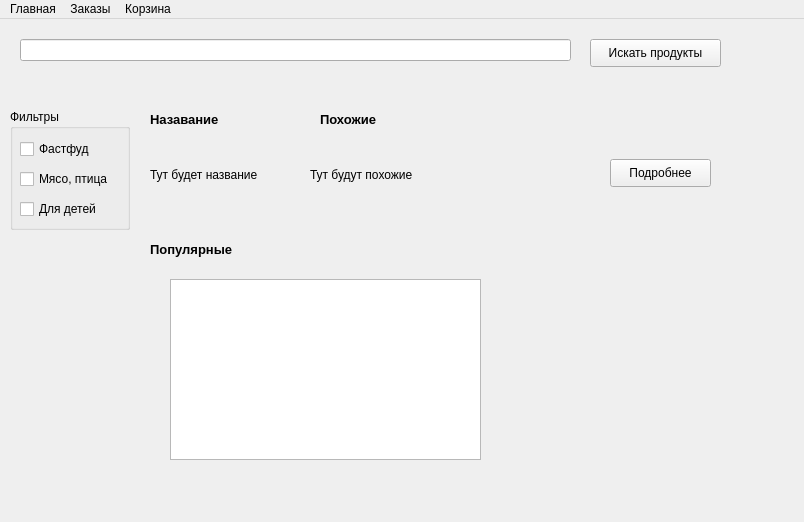
Before: the Qt Designer form main_window.ui in zarterdud/YandexQt5, drawn with Qt 5.
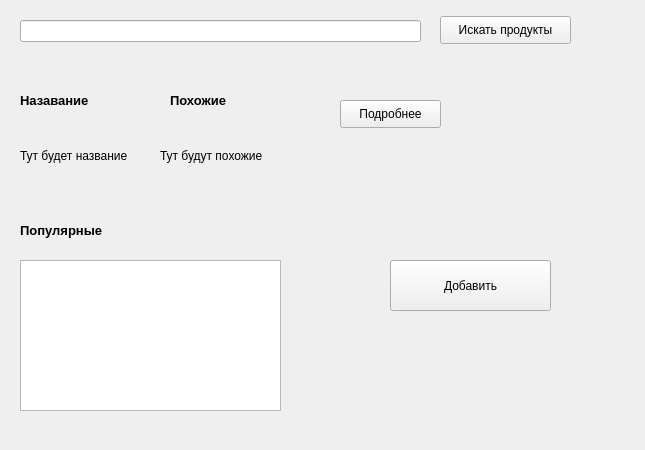
After: the same form once the commit is applied.

Patch:
```diff
--- a/main_window.ui
+++ b/main_window.ui
@@ -6,14 +6,14 @@
    <rect>
     <x>0</x>
     <y>0</y>
-    <width>804</width>
-    <height>522</height>
+    <width>645</width>
+    <height>450</height>
    </rect>
   </property>
   <property name="minimumSize">
    <size>
-    <width>804</width>
-    <height>522</height>
+    <width>500</width>
+    <height>450</height>
    </size>
   </property>
   <property name="windowTitle">
@@ -25,7 +25,7 @@
      <rect>
       <x>20</x>
       <y>20</y>
-      <width>551</width>
+      <width>401</width>
       <height>22</height>
      </rect>
     </property>
@@ -33,8 +33,8 @@
    <widget class="QPushButton" name="pushButtonSearch">
     <property name="geometry">
      <rect>
-      <x>590</x>
-      <y>20</y>
+      <x>440</x>
+      <y>16</y>
       <width>131</width>
       <height>28</height>
      </rect>
@@ -43,65 +43,10 @@
      <string>Искать продукты</string>
     </property>
    </widget>
-   <widget class="QGroupBox" name="groupBox">
-    <property name="enabled">
-     <bool>true</bool>
-    </property>
-    <property name="geometry">
-     <rect>
-      <x>10</x>
-      <y>90</y>
-      <width>120</width>
-      <height>121</height>
-     </rect>
-    </property>
-    <property name="title">
-     <string>Фильтры</string>
-    </property>
-    <widget class="QCheckBox" name="fastfood">
-     <property name="geometry">
-      <rect>
-       <x>10</x>
-       <y>30</y>
-       <width>81</width>
-       <height>20</height>
-      </rect>
-     </property>
-     <property name="text">
-      <string>Фастфуд</string>
-     </property>
-    </widget>
-    <widget class="QCheckBox" name="meat">
-     <property name="geometry">
-      <rect>
-       <x>10</x>
-       <y>60</y>
-       <width>101</width>
-       <height>20</height>
-      </rect>
-     </property>
-     <property name="text">
-      <string>Мясо, птица</string>
-     </property>
-    </widget>
-    <widget class="QCheckBox" name="forchildren">
-     <property name="geometry">
-      <rect>
-       <x>10</x>
-       <y>90</y>
-       <width>91</width>
-       <height>20</height>
-      </rect>
-     </property>
-     <property name="text">
-      <string>Для детей</string>
-     </property>
-    </widget>
-   </widget>
    <widget class="QLabel" name="labelname">
     <property name="geometry">
      <rect>
-      <x>150</x>
+      <x>20</x>
       <y>140</y>
       <width>131</width>
       <height>31</height>
@@ -114,7 +59,7 @@
    <widget class="QLabel" name="name">
     <property name="geometry">
      <rect>
-      <x>150</x>
+      <x>20</x>
       <y>90</y>
       <width>101</width>
       <height>21</height>
@@ -124,23 +69,10 @@
      <string>&lt;html&gt;&lt;head/&gt;&lt;body&gt;&lt;p&gt;&lt;span style=&quot; font-size:10pt; font-weight:600;&quot;&gt;Назавание&lt;/span&gt;&lt;/p&gt;&lt;/body&gt;&lt;/html&gt;</string>
     </property>
    </widget>
-   <widget class="QLabel" name="nameN">
-    <property name="geometry">
-     <rect>
-      <x>320</x>
-      <y>90</y>
-      <width>91</width>
-      <height>21</height>
-     </rect>
-    </property>
-    <property name="text">
-     <string>&lt;html&gt;&lt;head/&gt;&lt;body&gt;&lt;p&gt;&lt;span style=&quot; font-size:10pt; font-weight:600;&quot;&gt;Похожие&lt;/span&gt;&lt;/p&gt;&lt;/body&gt;&lt;/html&gt;</string>
-    </property>
-   </widget>
    <widget class="QLabel" name="labelnameN">
     <property name="geometry">
      <rect>
-      <x>310</x>
+      <x>160</x>
       <y>130</y>
       <width>151</width>
       <height>51</height>
@@ -169,7 +101,7 @@
    <widget class="QLabel" name="popular_lable">
     <property name="geometry">
      <rect>
-      <x>150</x>
+      <x>20</x>
       <y>220</y>
       <width>121</width>
       <height>21</height>
@@ -182,8 +114,8 @@
    <widget class="QPushButton" name="prise_value">
     <property name="geometry">
      <rect>
-      <x>610</x>
-      <y>140</y>
+      <x>340</x>
+      <y>100</y>
       <width>101</width>
       <height>28</height>
      </rect>
@@ -195,12 +127,38 @@
    <widget class="QPlainTextEdit" name="popular">
     <property name="geometry">
      <rect>
+      <x>20</x>
+      <y>260</y>
+      <width>261</width>
+      <height>151</height>
+     </rect>
+    </property>
+   </widget>
+   <widget class="QPushButton" name="add">
+    <property name="geometry">
+     <rect>
+      <x>390</x>
+      <y>260</y>
+      <width>161</width>
+      <height>51</height>
+     </rect>
+    </property>
+    <property name="text">
+     <string>Добавить</string>
+    </property>
+   </widget>
+   <widget class="QLabel" name="name_2">
+    <property name="geometry">
+     <rect>
       <x>170</x>
-      <y>260</y>
-      <width>311</width>
-      <height>181</height>
+      <y>90</y>
+      <width>101</width>
+      <height>21</height>
      </rect>
     </property>
+    <property name="text">
+     <string>&lt;html&gt;&lt;head/&gt;&lt;body&gt;&lt;p&gt;&lt;span style=&quot; font-size:10pt; font-weight:600;&quot;&gt;Похожие&lt;/span&gt;&lt;/p&gt;&lt;/body&gt;&lt;/html&gt;</string>
+    </property>
    </widget>
   </widget>
   <widget class="QMenuBar" name="menubar">
@@ -208,30 +166,10 @@
     <rect>
      <x>0</x>
      <y>0</y>
-     <width>804</width>
+     <width>645</width>
      <height>26</height>
     </rect>
    </property>
-   <widget class="QMenu" name="menu_2">
-    <property name="title">
-     <string>Заказы</string>
-    </property>
-    <addaction name="action_4"/>
-    <addaction name="action_5"/>
-   </widget>
-   <widget class="QMenu" name="menu_3">
-    <property name="title">
-     <string>Корзина</string>
-    </property>
-   </widget>
-   <widget class="QMenu" name="menu">
-    <property name="title">
-     <string>Главная</string>
-    </property>
-   </widget>
-   <addaction name="menu"/>
-   <addaction name="menu_2"/>
-   <addaction name="menu_3"/>
   </widget>
   <action name="action">
    <property name="text">
```
Left out of the diff: 8 changed lines with no effect on the pictures.
